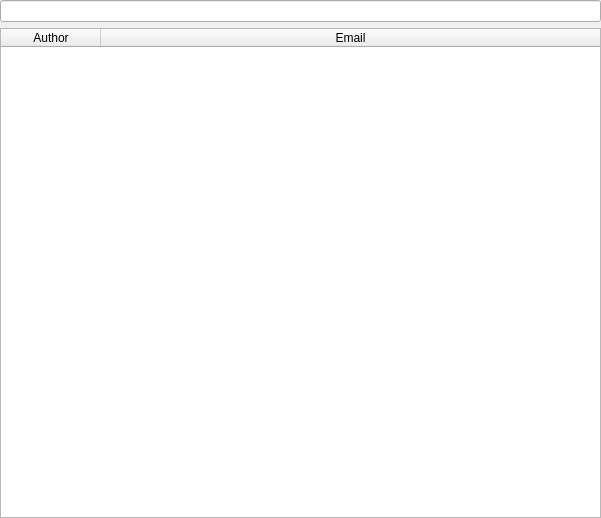
WangPengZhan/sVanilla, file sVanilla/src/ClientUi/Setting/AuthorsInfo.ui: the form before one commit.
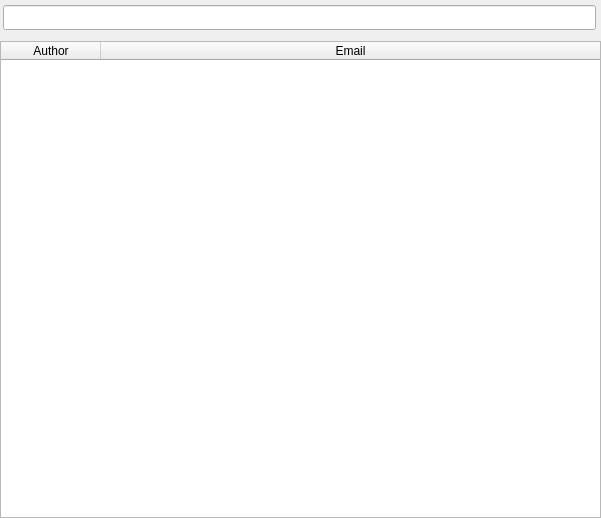
The form after the commit. Custom widgets are drawn as their Qt base class.

What changed in the file:
```diff
--- a/sVanilla/src/ClientUi/Setting/AuthorsInfo.ui
+++ b/sVanilla/src/ClientUi/Setting/AuthorsInfo.ui
@@ -16,7 +16,7 @@
     <verstretch>0</verstretch>
    </sizepolicy>
   </property>
-  <layout class="QGridLayout" name="Layout">
+  <layout class="QVBoxLayout" name="verticalLayout">
    <property name="leftMargin">
     <number>0</number>
    </property>
@@ -29,10 +29,35 @@
    <property name="bottomMargin">
     <number>0</number>
    </property>
-   <item row="0" column="0">
-    <widget class="QLineEdit" name="lineEditSearch"/>
+   <item>
+    <widget class="QWidget" name="widget" native="true">
+     <layout class="QHBoxLayout" name="horizontalLayout">
+      <property name="leftMargin">
+       <number>3</number>
+      </property>
+      <property name="topMargin">
+       <number>5</number>
+      </property>
+      <property name="rightMargin">
+       <number>5</number>
+      </property>
+      <property name="bottomMargin">
+       <number>5</number>
+      </property>
+      <item>
+       <widget class="::SearchLineEdit" name="lineEditSearch">
+        <property name="minimumSize">
+         <size>
+          <width>0</width>
+          <height>25</height>
+         </size>
+        </property>
+       </widget>
+      </item>
+     </layout>
+    </widget>
    </item>
-   <item row="1" column="0">
+   <item>
     <widget class="QTableWidget" name="tableAuthors">
      <property name="editTriggers">
       <set>QAbstractItemView::EditTrigger::NoEditTriggers</set>
@@ -72,6 +97,13 @@
    </item>
   </layout>
  </widget>
+ <customwidgets>
+  <customwidget>
+   <class>::SearchLineEdit</class>
+   <extends>QLineEdit</extends>
+   <header>SUI/SearchLineEdit.h</header>
+  </customwidget>
+ </customwidgets>
  <resources/>
  <connections/>
 </ui>
```
Left out of the diff: 10 changed lines with no effect on the pictures.
